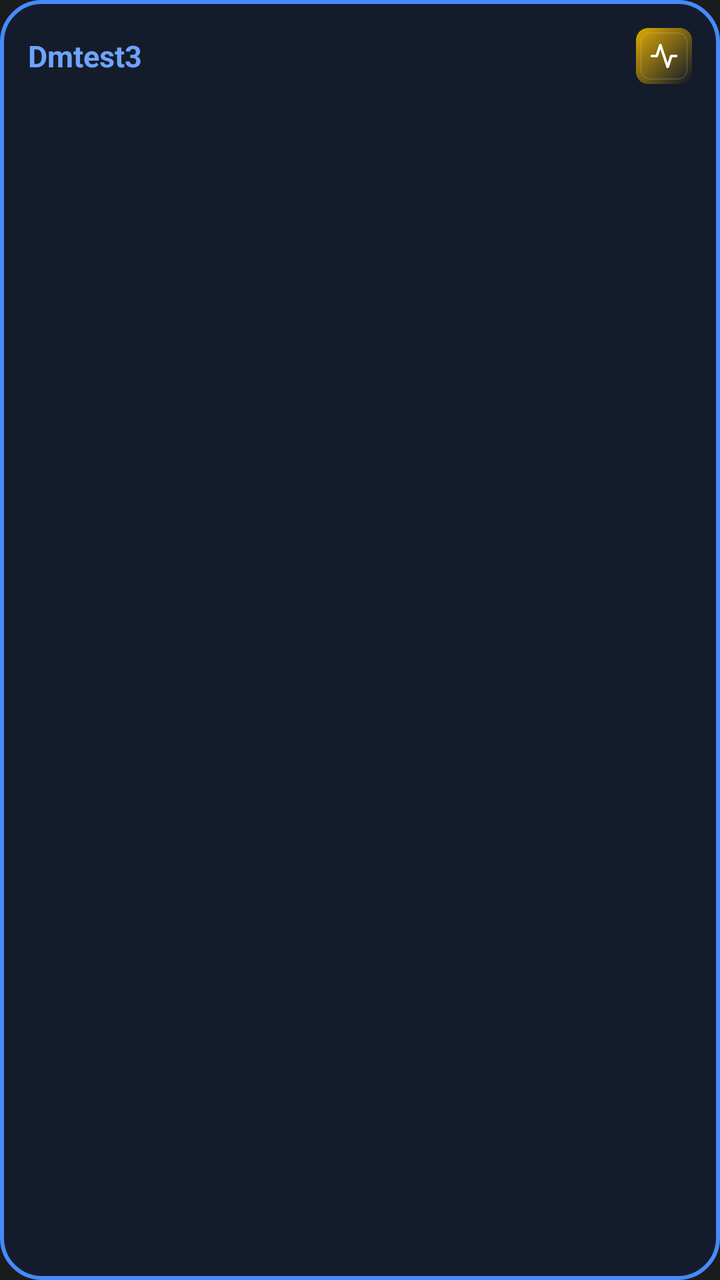
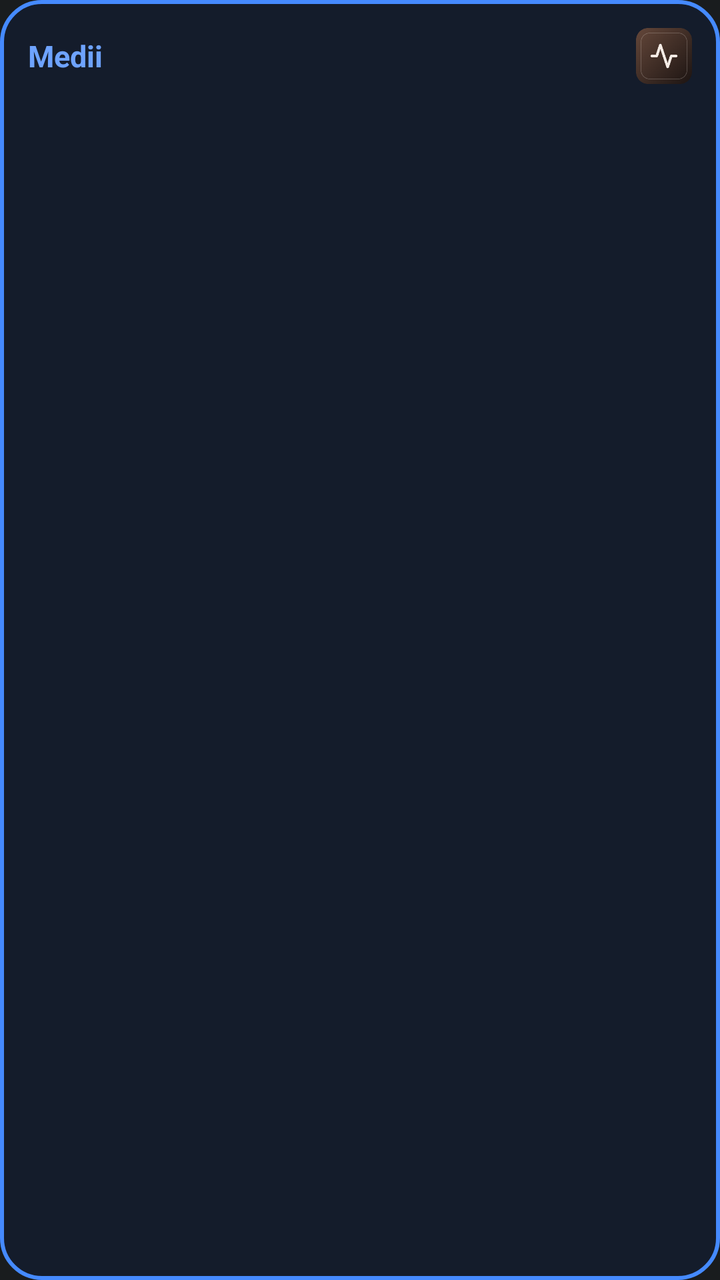

The first picture is an Android layout as it rendered before a commit; the second is the same layout after the commit. The layout source and the unified diff follow.
<!-- AndroidManifest.xml: application theme android:Theme.DeviceDefault.NoActionBar -->
<!-- res/layout/smart_widget_layout.xml -->
<?xml version="1.0" encoding="utf-8"?>
<LinearLayout xmlns:android="http://schemas.android.com/apk/res/android"
    android:id="@+id/widget_root"
    android:layout_width="match_parent"
    android:layout_height="match_parent"
    android:orientation="vertical"
    android:padding="14dp"
    android:background="@drawable/widget_bg"
    android:layoutDirection="rtl">

    <LinearLayout
        android:layout_width="match_parent"
        android:layout_height="wrap_content"
        android:orientation="horizontal"
        android:gravity="center_vertical">

        <ImageView
            android:id="@+id/widget_icon"
            android:layout_width="28dp"
            android:layout_height="28dp"
            android:src="@mipmap/ic_launcher" />

        <TextView
            android:id="@+id/widget_title"
            android:layout_width="0dp"
            android:layout_height="wrap_content"
            android:layout_weight="1"
            android:layout_marginStart="8dp"
            android:text="Dmtest3"
            android:textColor="#6EA3FF"
            android:textSize="15sp"
            android:textStyle="bold"
            android:singleLine="true"
            android:ellipsize="end" />
    </LinearLayout>

    <TextView
        android:id="@+id/widget_body"
        android:layout_width="match_parent"
        android:layout_height="0dp"
        android:layout_weight="1"
        android:layout_marginTop="8dp"
        android:text=""
        android:textColor="#FFFFFF"
        android:textSize="14sp"
        android:lineSpacingMultiplier="1.25"
        android:gravity="top|right"
        android:maxLines="6"
        android:ellipsize="end" />
</LinearLayout>
<!-- resources referenced by this layout -->
<resources>
  <!-- drawable widget_bg (drawable) -->
  <?xml version="1.0" encoding="utf-8"?>
  <shape xmlns:android="http://schemas.android.com/apk/res/android"
      android:shape="rectangle">
      <solid android:color="#141C2B" />
      <corners android:radius="20dp" />
      <stroke android:width="2dp" android:color="#458AFF" />
  </shape>
  <!-- mipmap ic_launcher: png bitmap (mipmap-hdpi, 6702 bytes) -->
</resources>

<!-- the commit's change to res/layout/smart_widget_layout.xml (unified diff, before → after) -->
@@ -26,7 +26,7 @@
             android:layout_height="wrap_content"
             android:layout_weight="1"
             android:layout_marginStart="8dp"
-            android:text="Dmtest3"
+            android:text="Medii"
             android:textColor="#6EA3FF"
             android:textSize="15sp"
             android:textStyle="bold"
<!-- resource entries referenced after the edit -->
@@ -8,6 +8,6 @@
       <corners android:radius="20dp" />
       <stroke android:width="2dp" android:color="#458AFF" />
   </shape>
-  <!-- mipmap ic_launcher: png bitmap (mipmap-hdpi, 6702 bytes) -->
+  <!-- mipmap ic_launcher: png bitmap (mipmap-hdpi, 6284 bytes) -->
 </resources>
 
